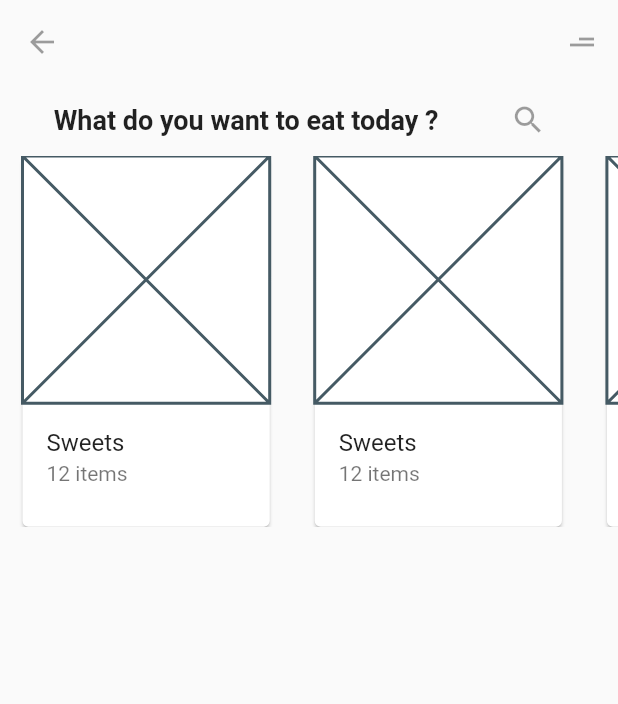
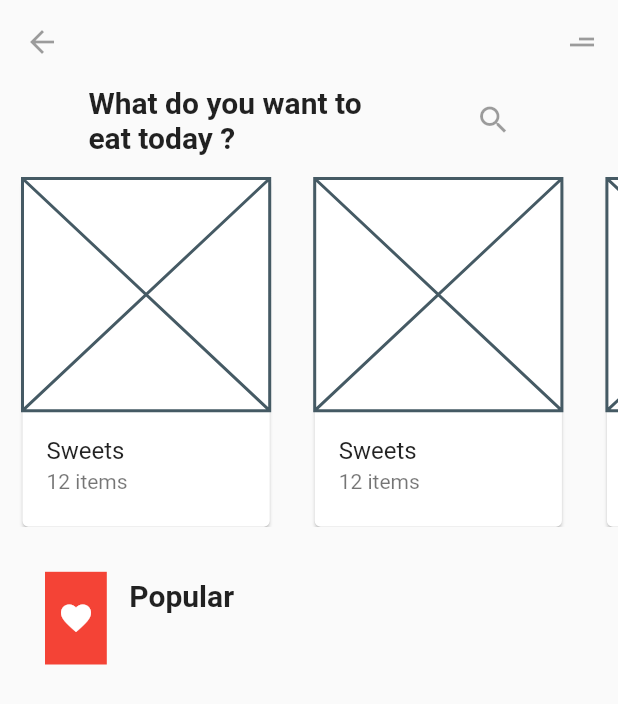
Before and after one commit to Furknn/FurkanSevgili-FlutterFoodApp, a Flutter app: the screen it shows after launch, on a phone screen of 412 x 824 dp. Shown: the top 704 px of the screen. Run offline on Flutter 3.47's test engine with Material 2 defaults, Android fonts, the phone set to English and light mode, and no system bars.

Commit message:
added a new column below others

```diff
--- a/lib/foodmainpage.dart
+++ b/lib/foodmainpage.dart
@@ -17,9 +17,32 @@ class FoodViewMainState extends State<FoodViewMain> {
 
   Column bodyColumnBuilder() {
     return Column(
-      children: [row1Builder(), row2Builder()],
+      children: [row1Builder(), row2Builder(), bottomColumn()],
     );
   }
+
+  Column bottomColumn() => Column(children: [row3Builder()]);
+
+  Row row3Builder() => Row(
+        children: [
+          Container(
+            margin: EdgeInsets.fromLTRB(30, 30, 0, 0),
+            height: MediaQuery.of(context).size.height * 0.075,
+            width: MediaQuery.of(context).size.width * 0.1,
+            color: Colors.red,
+            child: Icon(
+              Icons.favorite,
+              color: Colors.white,
+            ),
+          ),
+          Container(
+              margin: EdgeInsets.symmetric(horizontal: 15),
+              child: Text(
+                "Popular",
+                style: TextStyle(fontSize: 20, fontWeight: FontWeight.bold),
+              ))
+        ],
+      );
 
   SizedBox row2Builder() => SizedBox(
         height: MediaQuery.of(context).size.height * 0.3,
@@ -28,7 +51,7 @@ class FoodViewMainState extends State<FoodViewMain> {
           scrollDirection: Axis.horizontal,
           itemBuilder: (BuildContext context, int index) {
             return Card(
-                margin: EdgeInsets.symmetric(horizontal: 15),
+                margin: EdgeInsets.fromLTRB(15, 15, 15, 0),
                 child: Container(
                   width: MediaQuery.of(context).size.width * 0.4,
                   child: Column(
@@ -51,8 +74,10 @@ class FoodViewMainState extends State<FoodViewMain> {
         children: [
           Container(
             child: Text(
-              "What do you want to eat today ?",
-              style: TextStyle(fontWeight: FontWeight.bold, fontSize: 18),
+              "What do you want to \neat today ?",
+              style: TextStyle(fontWeight: FontWeight.bold, fontSize: 20),
+              maxLines: 2,
+              overflow: TextOverflow.visible,
             ),
           ),
           IconButton(onPressed: null, icon: Icon(Icons.search))
```
